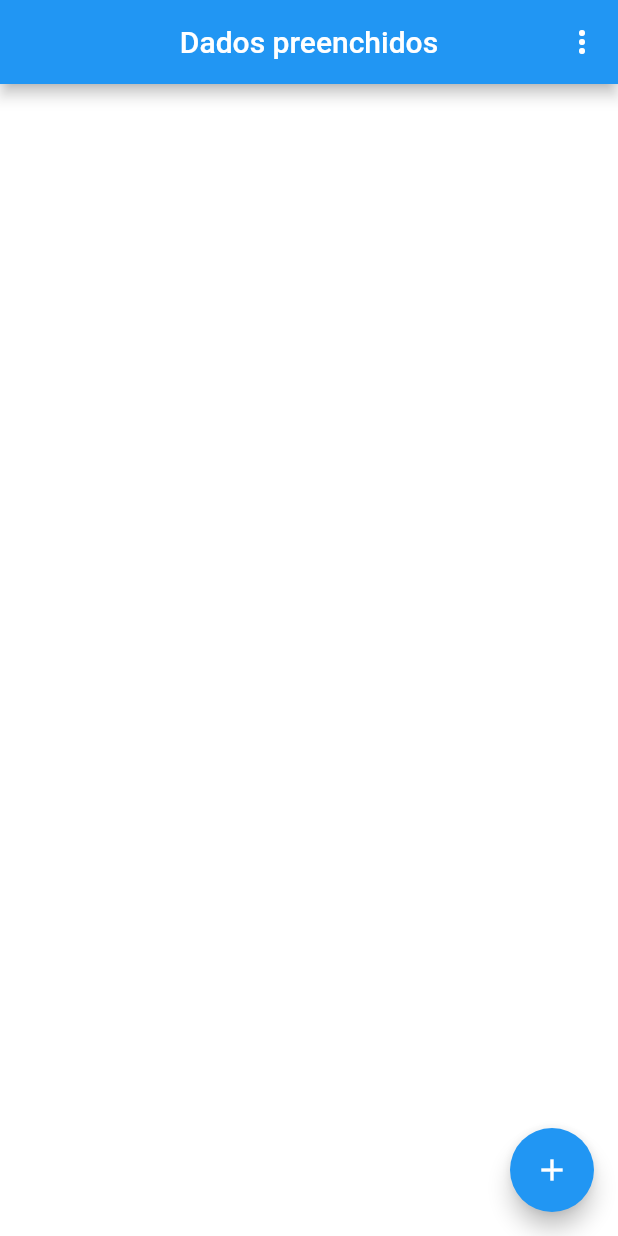
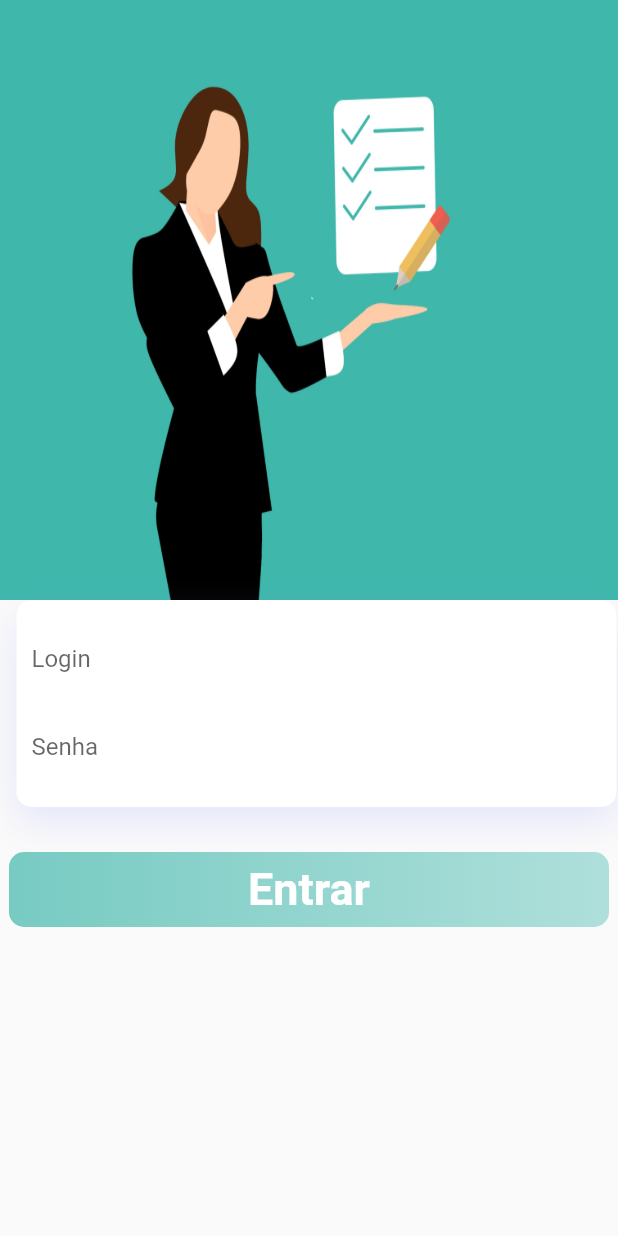
Before and after one commit to divoneimacedo/questionario_app, a Flutter app: the screen it shows after launch, on a phone screen of 412 x 824 dp. Run offline on Flutter 3.47's test engine with Material 2 defaults, Android fonts, the phone set to English and light mode, and no system bars; our stand-ins replace mask_text_input_formatter, sqflite; accounts and stored records are empty.

Commit message:
Tela de login

```diff
--- a/lib/main.dart
+++ b/lib/main.dart
@@ -1,6 +1,7 @@
 import 'package:flutter/material.dart';
-import 'package:questionario_app/ui/home.dart';
-import 'package:questionario_app/model/questionario_model.dart';
+//import 'package:questionario_app/ui/home.dart';
+import 'package:questionario_app/ui/login.dart';
+
 void main() {
-  runApp(Home());
+  runApp(Login());
 }
--- a/lib/ui/home.dart
+++ b/lib/ui/home.dart
@@ -1,5 +1,4 @@
 import 'dart:io';
-
 import 'package:flutter/cupertino.dart';
 import 'package:questionario_app/model/questionario_model.dart';
 import 'questionario.dart';
@@ -93,7 +92,7 @@ class _HomePageState extends State<HomePage> {
                   image: DecorationImage(
                       image: listForm[index].img != null ?
                       FileImage(File(listForm[index].img)) :
-                      AssetImage("images/person.png"),
+                      AssetImage("assets/images/person.png"),
                       fit: BoxFit.cover
                   ),
                 ),
--- /dev/null
+++ b/lib/ui/login.dart
@@ -0,0 +1,98 @@
+import 'package:flutter/material.dart';
+
+class Login extends StatelessWidget {
+  // This widget is the root of your application.
+  @override
+  Widget build(BuildContext context) {
+    return MaterialApp(
+      home: LoginPage(),
+    );
+  }
+}
+
+class LoginPage extends StatefulWidget {
+  @override
+  _LoginPageState createState() => _LoginPageState();
+}
+
+class _LoginPageState extends State<LoginPage> {
+  @override
+  Widget build(BuildContext context) {
+    return Scaffold(
+      body: Container(
+        child: Column(
+          children: <Widget>[
+            Container(
+              height: 400,
+              decoration: BoxDecoration(
+                  image: DecorationImage(
+                      image: AssetImage('assets/images/bkg.jpg'),
+                      fit: BoxFit.fill)),
+            ),
+            Padding(
+                padding: EdgeInsets.fromLTRB(10.0, 0, 0, 0),
+                child: Container(
+                  width: 400,
+                  decoration: BoxDecoration(
+                      color: Colors.white,
+                      borderRadius: BorderRadius.circular(10),
+                      boxShadow: [
+                        BoxShadow(
+                            color: Color.fromRGBO(143, 148, 251, .2),
+                            blurRadius: 20.0,
+                            offset: Offset(0, 10))
+                      ]),
+                  child: Padding(
+                      padding: EdgeInsets.all(10.0),
+                      child: Column(
+                        children: <Widget>[
+                          TextFormField(
+                            decoration: InputDecoration(
+                                border: InputBorder.none,
+                                labelText: "Login",
+                                hintText: "Login",
+                                hintStyle: TextStyle(color: Colors.grey)),
+                          ),
+                          TextFormField(
+                            obscureText: true,
+                            decoration: InputDecoration(
+                                border: InputBorder.none,
+                                labelText: "Senha",
+                                hintText: "Senha",
+                                hintStyle: TextStyle(color: Colors.grey)),
+                          ),
+                        ],
+                      )),
+                )),
+            SizedBox(
+              height: 30,
+            ),
+            GestureDetector(
+                onTap: () {
+                  print("apertou");
+                },
+                child: Container(
+                  height: 50,
+                  width: 400,
+                  decoration: BoxDecoration(
+                      borderRadius: BorderRadius.circular(10),
+                      gradient: LinearGradient(colors: [
+                        Color.fromRGBO(63, 183, 171, .7),
+                        Color.fromRGBO(63, 183, 171, .4),
+                      ])),
+                  child: Center(
+                    child: Text(
+                      "Entrar",
+                      style: TextStyle(
+                          color: Colors.white,
+                          fontWeight: FontWeight.bold,
+                          fontSize: 30.0),
+                    ),
+                  ),
+                ))
+          ],
+        ),
+      ),
+    );
+  }
+}
--- a/pubspec.yaml
+++ b/pubspec.yaml
@@ -23,7 +23,7 @@ environment:
 dependencies:
   flutter:
     sdk: flutter
-
+  simple_animations: ^1.3.3
 
   # The following adds the Cupertino Icons font to your application.
   # Use with the CupertinoIcons class for iOS style icons.
@@ -53,7 +53,7 @@ flutter:
   #   - images/a_dot_burr.jpeg
   #   - images/a_dot_ham.jpeg
   assets:
-    - images/person.png
+    - assets/images/
 
   # An image asset can refer to one or more resolution-specific "variants", see
   # https://flutter.dev/assets-and-images/#resolution-aware.
```
Also changed, not shown: assets/images/bkg.jpg (added), assets/images/person.png (renamed from images/person.png), pubspec.lock.
